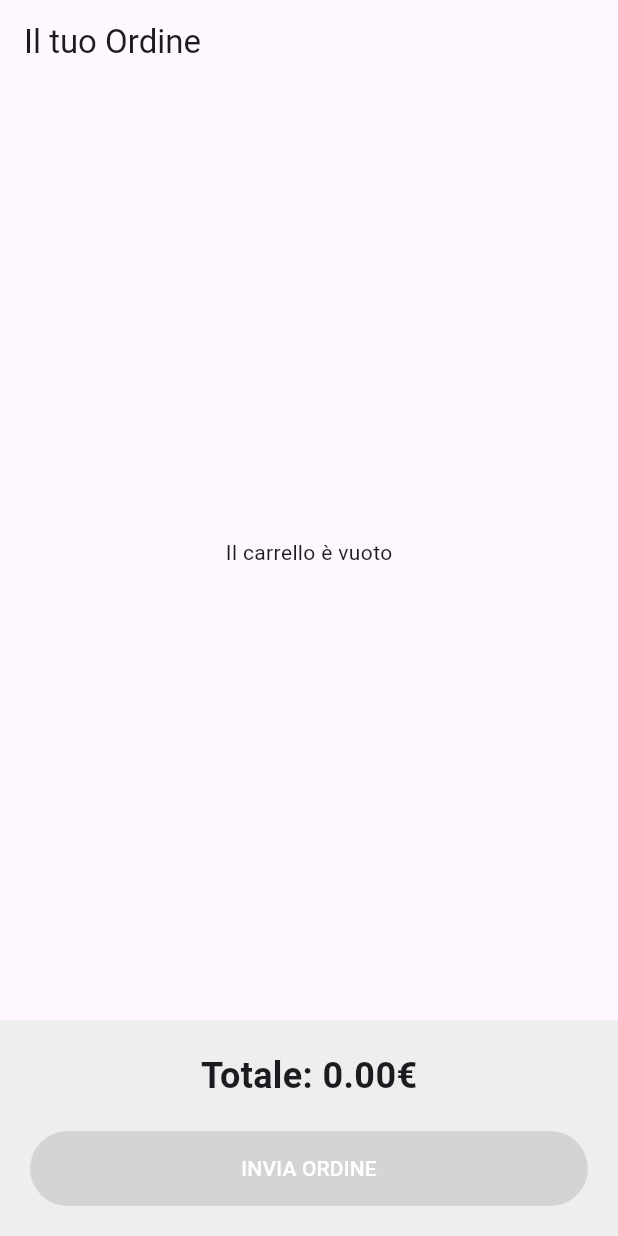
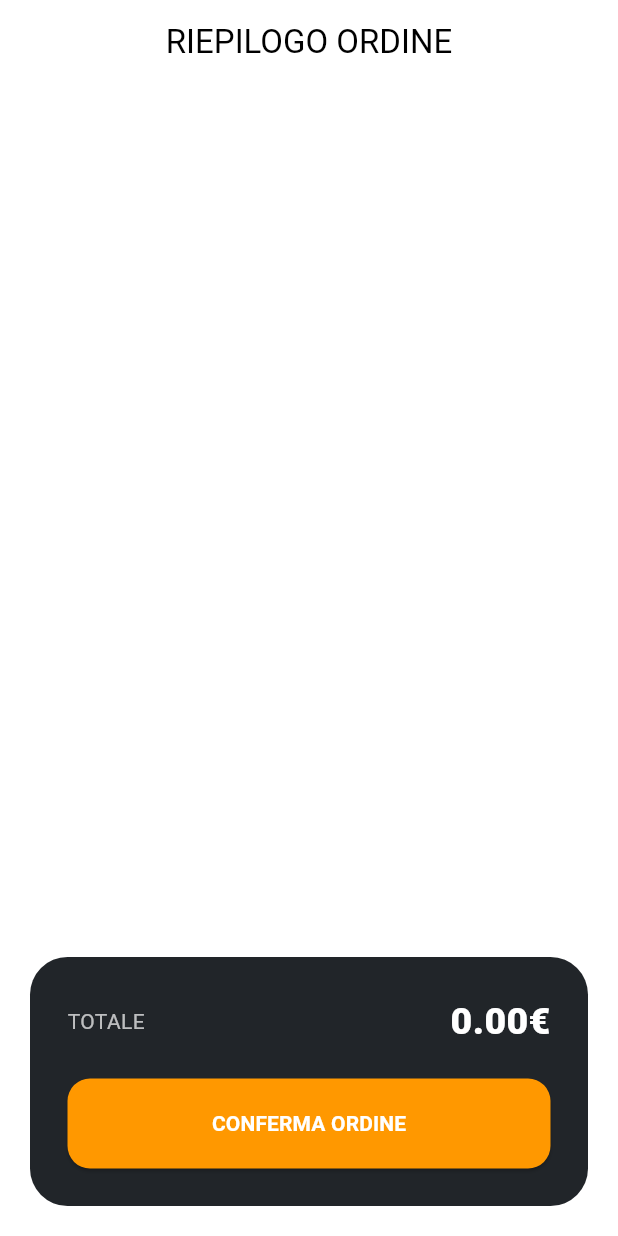
Before and after one commit to Torsello2007/Hamburgeria, a Flutter app: the CartScreen screen opened by its route, on a phone screen of 412 x 824 dp. Run offline on Flutter 3.47's test engine with Material 3 defaults, Android fonts, the phone set to English and light mode, and no system bars; our stand-ins replace go_router; network calls fail.

Commit message:
implemento delle immagini

```diff
--- a/totem_cliente/lib/screens/cart_screen.dart
+++ b/totem_cliente/lib/screens/cart_screen.dart
@@ -2,88 +2,59 @@ import 'package:flutter/material.dart';
 import 'package:go_router/go_router.dart';
 import 'package:http/http.dart' as http;
 import 'dart:convert';
-import 'menu_screen.dart'; // Per accedere alla lista 'carrello'
+import 'menu_screen.dart';
 
-class CartScreen extends StatefulWidget {
+class CartScreen extends StatelessWidget {
   const CartScreen({super.key});
 
   @override
-  State<CartScreen> createState() => _CartScreenState();
-}
-
-class _CartScreenState extends State<CartScreen> {
-  double get totale => carrello.fold(0, (sum, item) => sum + item.prezzo);
-
-  Future<void> inviaOrdine() async {
-    if (carrello.isEmpty) return;
-
-    try {
-      final response = await http.post(
-        Uri.parse('https://super-spork-x5r67qg966g7frg4-5000.app.github.dev/ordini'),
-        headers: {'Content-Type': 'application/json'},
-        body: json.encode({
-          'totale': totale,
-          'prodotti': carrello.map((p) => {'id': p.id, 'quantita': 1}).toList(),
-        }),
-      );
-
-      if (response.statusCode == 200) {
-        setState(() { carrello.clear(); });
-        if (mounted) {
-          ScaffoldMessenger.of(context).showSnackBar(
-            const SnackBar(content: Text('✅ Ordine inviato in cucina!')),
-          );
-          context.go('/');
-        }
-      }
-    } catch (e) {
-      ScaffoldMessenger.of(context).showSnackBar(
-        const SnackBar(content: Text('❌ Errore: Controlla che Flask sia attivo!')),
-      );
-    }
-  }
-
-  @override
   Widget build(BuildContext context) {
+    double totale = carrello.fold(0.0, (s, i) => s + i.prezzo);
     return Scaffold(
-      appBar: AppBar(title: const Text('Il tuo Ordine')),
-      body: Column(
+      backgroundColor: Colors.white,
+      appBar: AppBar(title: const Text("RIEPILOGO ORDINE"), centerTitle: true, elevation: 0, backgroundColor: Colors.white, foregroundColor: Colors.black),
+      body: Padding(
+        padding: const EdgeInsets.all(20),
+        child: Column(
           children: [
             Expanded(
-            child: carrello.isEmpty
-              ? const Center(child: Text('Il carrello è vuoto'))
-              : ListView.builder(
+              child: ListView.builder(
                 itemCount: carrello.length,
-                  itemBuilder: (context, index) {
-                    final p = carrello[index];
-                    return ListTile(
-                      title: Text(p.nome),
-                      trailing: Text('${p.prezzo}€'),
-                    );
-                  },
+                itemBuilder: (c, i) => ListTile(
+                  leading: ClipRRect(borderRadius: BorderRadius.circular(8), child: Image.network(carrello[i].immagine, width: 50, height: 50, fit: BoxFit.cover)),
+                  title: Text(carrello[i].nome, style: const TextStyle(fontWeight: FontWeight.bold)),
+                  trailing: Text("${carrello[i].prezzo}€"),
+                ),
               ),
             ),
             Container(
-            padding: const EdgeInsets.all(20),
-            decoration: BoxDecoration(color: Colors.grey[200]),
+              padding: const EdgeInsets.all(25),
+              decoration: BoxDecoration(color: const Color(0xFF212529), borderRadius: BorderRadius.circular(25)),
               child: Column(
                 children: [
-                Text('Totale: ${totale.toStringAsFixed(2)}€',
-                     style: const TextStyle(fontSize: 24, fontWeight: FontWeight.bold)),
+                  Row(mainAxisAlignment: MainAxisAlignment.spaceBetween, children: [
+                    const Text("TOTALE", style: TextStyle(color: Colors.white70)),
+                    Text("${totale.toStringAsFixed(2)}€", style: const TextStyle(color: Colors.white, fontSize: 25, fontWeight: FontWeight.w900)),
+                  ]),
                   const SizedBox(height: 20),
                   ElevatedButton(
-                  onPressed: carrello.isEmpty ? null : inviaOrdine,
-                  style: ElevatedButton.styleFrom(
-                    backgroundColor: Colors.orange,
-                    minimumSize: const Size.fromHeight(50)
-                  ),
-                  child: const Text('INVIA ORDINE', style: TextStyle(color: Colors.white)),
+                    style: ElevatedButton.styleFrom(backgroundColor: Colors.orange, minimumSize: const Size.fromHeight(60), shape: RoundedRectangleBorder(borderRadius: BorderRadius.circular(15))),
+                    onPressed: () async {
+                      // CAMBIA L'URL QUI SOTTO CON IL TUO REALE SE DIVERSO
+                      await http.post(Uri.parse('https://super-spork-x5r67qg966g7frg4-5000.app.github.dev/ordini'),
+                        headers: {'Content-Type': 'application/json'},
+                        body: json.encode({'totale': totale, 'prodotti': carrello.map((p) => {'id': p.id, 'quantita': 1}).toList()}));
+                      carrello.clear();
+                      context.go('/');
+                    },
+                    child: const Text("CONFERMA ORDINE", style: TextStyle(color: Colors.white, fontWeight: FontWeight.bold)),
                   ),
                 ],
               ),
             )
           ],
         ),
+      ),
     );
   }
 }
```
Also changed, not shown: totem_cliente/lib/screens/menu_screen.dart (+25 -69 lines), 3 other files. Lines whose indentation alone changed are shown as unchanged.
